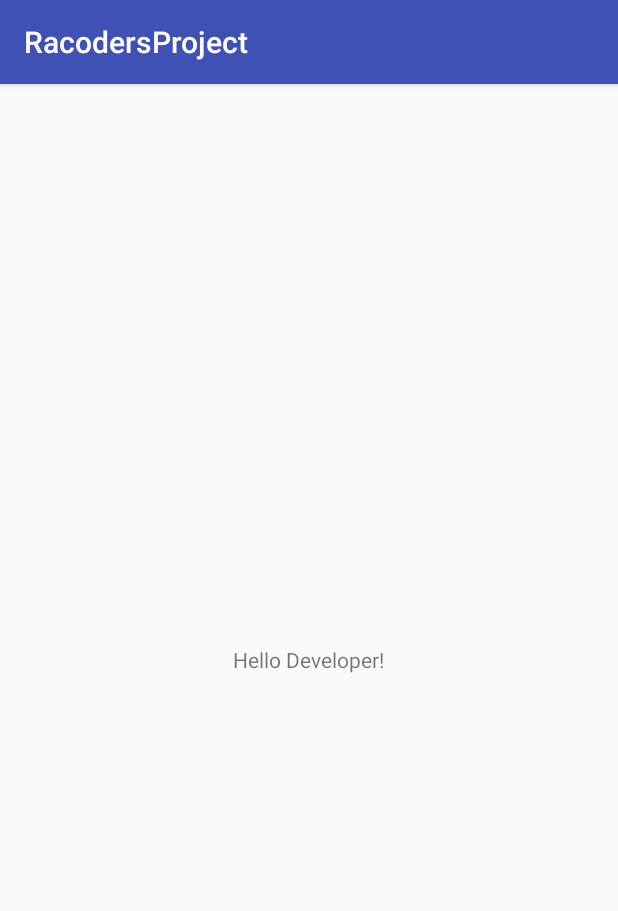
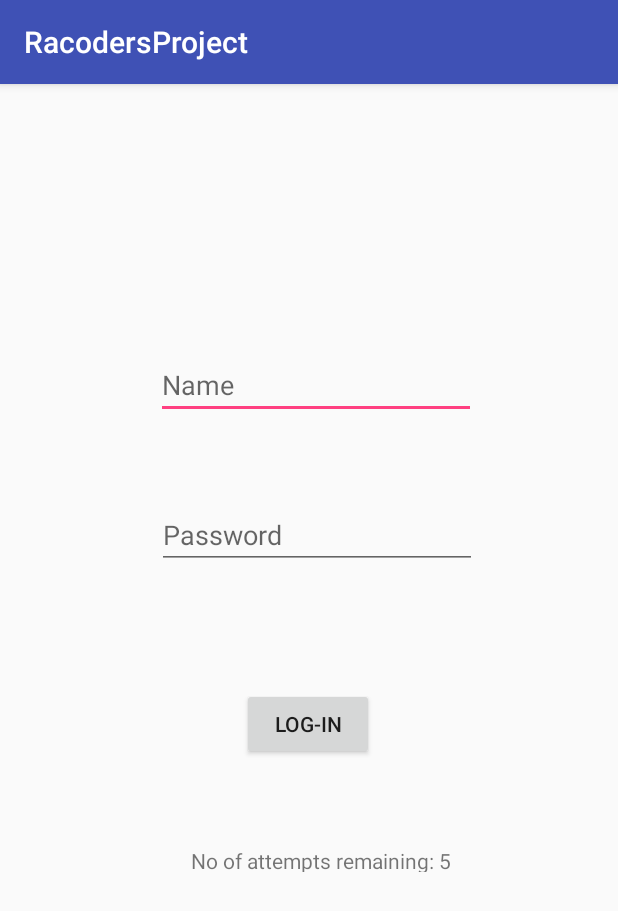
Before and after one commit to teofilp/InSight, an Android app: the screen it shows after launch (MainActivity), on a phone screen of 412 x 824 dp. Shown: the top 911 px of the screen. Run offline under Robolectric (Android 15) with nearby library versions, the phone set to English and light mode, and no system bars.

Commit message:
simple login created

```diff
--- a/app/src/main/AndroidManifest.xml
+++ b/app/src/main/AndroidManifest.xml
@@ -16,6 +16,7 @@
                 <category android:name="android.intent.category.LAUNCHER" />
             </intent-filter>
         </activity>
+        <activity android:name=".SecondActivity"></activity>
     </application>
 
 </manifest>
--- a/app/src/main/java/com/racoders/racodersproject/MainActivity.java
+++ b/app/src/main/java/com/racoders/racodersproject/MainActivity.java
@@ -1,15 +1,57 @@
 package com.racoders.racodersproject;
 
+import android.content.Intent;
 import android.support.v7.app.AppCompatActivity;
 import android.os.Bundle;
+import android.view.View;
+import android.widget.Button;
+import android.widget.EditText;
+import android.widget.TextView;
 import android.widget.Toast;
 
 public class MainActivity extends AppCompatActivity {
+
+    private EditText Name;
+    private EditText Password;
+    private TextView Info;
+    private Button LogIn;
+    private int counter=5;
 
     @Override
     protected void onCreate(Bundle savedInstanceState) {
         super.onCreate(savedInstanceState);
         setContentView(R.layout.activity_main);
-        Toast.makeText(this, "Welcome to our test app", Toast.LENGTH_SHORT).show();
+
+        Name = (EditText)findViewById(R.id.etName);
+        Password = (EditText)findViewById(R.id.etPassword);
+        Info = (TextView)findViewById(R.id.tvInfo);
+        LogIn = (Button)findViewById(R.id.btnLogin);
+
+        Info.setText("No of attempts remaining: 5");
+
+        LogIn.setOnClickListener(new View.OnClickListener() {
+            @Override
+            public void onClick(View v) {
+                validate(Name.getText().toString(), Password.getText().toString());
+            }
+        });
+
+    }
+
+
+    private void validate (String userName, String userPassword){
+        if((userName.equals("Admin")) && (userPassword.equals("1234"))){
+            Intent intent = new Intent(getApplicationContext(),SecondActivity.class);
+            startActivity(intent);
+        }
+        else{
+            counter--;
+
+            Info.setText("No of attempts remaining: "+ String.valueOf(counter));
+
+            if(counter == 0){
+                LogIn.setEnabled(false);
+            }
+        }
     }
 }
--- /dev/null
+++ b/app/src/main/java/com/racoders/racodersproject/SecondActivity.java
@@ -0,0 +1,13 @@
+package com.racoders.racodersproject;
+
+import android.support.v7.app.AppCompatActivity;
+import android.os.Bundle;
+
+public class SecondActivity extends AppCompatActivity {
+
+    @Override
+    protected void onCreate(Bundle savedInstanceState) {
+        super.onCreate(savedInstanceState);
+        setContentView(R.layout.activity_second);
+    }
+}
--- a/app/src/main/res/layout/activity_main.xml
+++ b/app/src/main/res/layout/activity_main.xml
@@ -1,16 +1,84 @@
 <?xml version="1.0" encoding="utf-8"?>
-<RelativeLayout xmlns:android="http://schemas.android.com/apk/res/android"
+<android.support.constraint.ConstraintLayout xmlns:android="http://schemas.android.com/apk/res/android"
     xmlns:app="http://schemas.android.com/apk/res-auto"
     xmlns:tools="http://schemas.android.com/tools"
     android:layout_width="match_parent"
     android:layout_height="match_parent"
     tools:context=".MainActivity">
 
-    <TextView
+    <EditText
+        android:id="@+id/etName"
         android:layout_width="wrap_content"
         android:layout_height="wrap_content"
-        android:text="Hello Developer!"
-        android:layout_centerVertical="true"
-        android:layout_centerHorizontal="true"/>
+        android:layout_marginBottom="8dp"
+        android:layout_marginEnd="8dp"
+        android:layout_marginLeft="104dp"
+        android:layout_marginRight="8dp"
+        android:layout_marginStart="104dp"
+        android:layout_marginTop="8dp"
+        android:ems="10"
+        android:hint="Name"
+        android:inputType="textPersonName"
+        app:layout_constraintBottom_toBottomOf="parent"
+        app:layout_constraintEnd_toEndOf="parent"
+        app:layout_constraintHorizontal_bias="0.0"
+        app:layout_constraintStart_toStartOf="parent"
+        app:layout_constraintTop_toTopOf="parent"
+        app:layout_constraintVertical_bias="0.241" />
 
-</RelativeLayout>
+    <EditText
+        android:id="@+id/etPassword"
+        android:layout_width="wrap_content"
+        android:layout_height="wrap_content"
+        android:layout_marginBottom="8dp"
+        android:layout_marginEnd="8dp"
+        android:layout_marginLeft="8dp"
+        android:layout_marginRight="8dp"
+        android:layout_marginStart="8dp"
+        android:layout_marginTop="8dp"
+        android:ems="10"
+        android:hint="Password"
+        android:inputType="textPassword"
+        app:layout_constraintBottom_toBottomOf="parent"
+        app:layout_constraintEnd_toEndOf="parent"
+        app:layout_constraintHorizontal_bias="0.53"
+        app:layout_constraintStart_toStartOf="parent"
+        app:layout_constraintTop_toBottomOf="@+id/etName"
+        app:layout_constraintVertical_bias="0.097" />
+
+    <Button
+        android:id="@+id/btnLogin"
+        android:layout_width="wrap_content"
+        android:layout_height="wrap_content"
+        android:layout_marginBottom="8dp"
+        android:layout_marginEnd="8dp"
+        android:layout_marginLeft="8dp"
+        android:layout_marginRight="8dp"
+        android:layout_marginStart="8dp"
+        android:layout_marginTop="8dp"
+        android:text="Log-In"
+        app:layout_constraintBottom_toBottomOf="parent"
+        app:layout_constraintEnd_toEndOf="parent"
+        app:layout_constraintHorizontal_bias="0.498"
+        app:layout_constraintStart_toStartOf="parent"
+        app:layout_constraintTop_toBottomOf="@+id/etPassword"
+        app:layout_constraintVertical_bias="0.187" />
+
+    <TextView
+        android:id="@+id/tvInfo"
+        android:layout_width="wrap_content"
+        android:layout_height="17dp"
+        android:layout_marginBottom="8dp"
+        android:layout_marginEnd="8dp"
+        android:layout_marginLeft="8dp"
+        android:layout_marginRight="8dp"
+        android:layout_marginStart="8dp"
+        android:layout_marginTop="8dp"
+        android:text="No of attempts remaining: "
+        app:layout_constraintBottom_toBottomOf="parent"
+        app:layout_constraintEnd_toEndOf="parent"
+        app:layout_constraintHorizontal_bias="0.536"
+        app:layout_constraintStart_toStartOf="parent"
+        app:layout_constraintTop_toBottomOf="@+id/btnLogin"
+        app:layout_constraintVertical_bias="0.174" />
+</android.support.constraint.ConstraintLayout>
--- /dev/null
+++ b/app/src/main/res/layout/activity_second.xml
@@ -0,0 +1,9 @@
+<?xml version="1.0" encoding="utf-8"?>
+<android.support.constraint.ConstraintLayout xmlns:android="http://schemas.android.com/apk/res/android"
+    xmlns:app="http://schemas.android.com/apk/res-auto"
+    xmlns:tools="http://schemas.android.com/tools"
+    android:layout_width="match_parent"
+    android:layout_height="match_parent"
+    tools:context=".SecondActivity">
+
+</android.support.constraint.ConstraintLayout>
```
